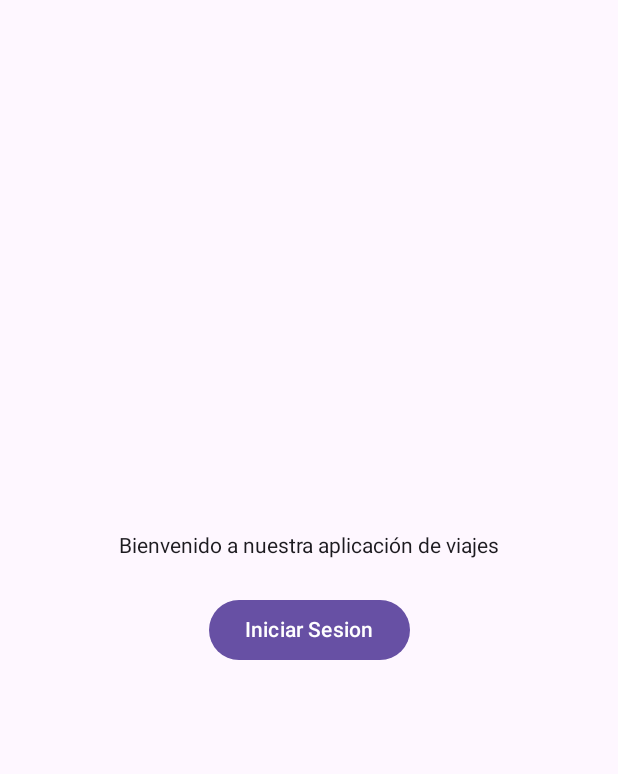
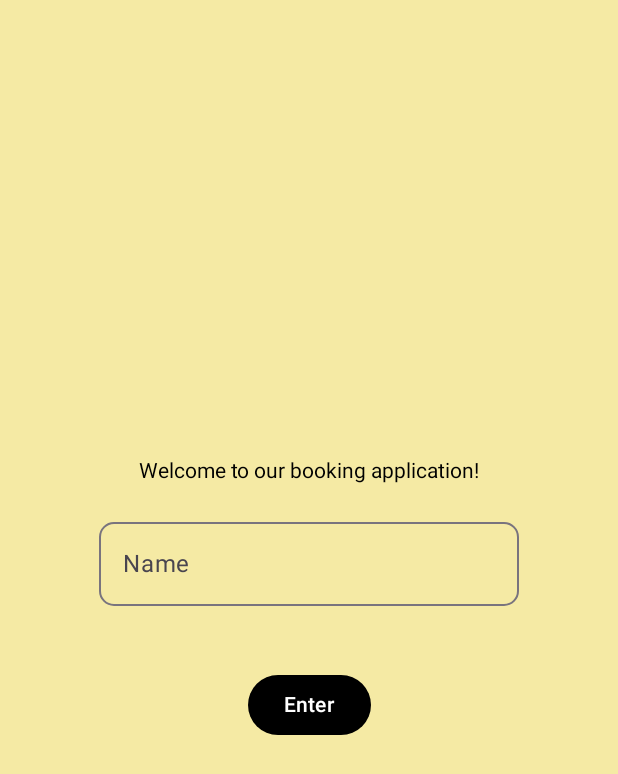
Before and after one commit to Igorvisan/PMGM_Entrega2_BartolomeGorka_ViyuelaIgor, an Android app built with Jetpack Compose: the @Preview function myAppPreviewr, on a phone screen of 412 x 824 dp. Shown: the top 774 px of the screen. Run offline under Robolectric (Android 15) with nearby library versions, the phone set to English and light mode, and no system bars.

Commit message:
pantalla de inicio creada

```diff
--- a/BidaiAplikazioa/app/src/main/java/com/example/bidaiaplikazioa/MainActivity.kt
+++ b/BidaiAplikazioa/app/src/main/java/com/example/bidaiaplikazioa/MainActivity.kt
@@ -4,14 +4,22 @@ import android.os.Bundle
 import androidx.activity.ComponentActivity
 import androidx.activity.compose.setContent
 import androidx.activity.enableEdgeToEdge
+import androidx.annotation.IntegerRes
+import androidx.compose.foundation.background
 import androidx.compose.foundation.layout.Arrangement
 import androidx.compose.foundation.layout.Column
 import androidx.compose.foundation.layout.fillMaxSize
 import androidx.compose.foundation.layout.padding
+import androidx.compose.foundation.shape.RoundedCornerShape
 import androidx.compose.material3.Button
+import androidx.compose.material3.ButtonDefaults
+import androidx.compose.material3.OutlinedCard
+import androidx.compose.material3.OutlinedTextField
 import androidx.compose.material3.Scaffold
 import androidx.compose.material3.Surface
 import androidx.compose.material3.Text
+import androidx.compose.material3.TextField
+import androidx.compose.material3.TextFieldDefaults
 import androidx.compose.runtime.Composable
 import androidx.compose.runtime.getValue
 import androidx.compose.runtime.mutableStateOf
@@ -19,9 +27,13 @@ import androidx.compose.runtime.remember
 import androidx.compose.runtime.setValue
 import androidx.compose.ui.Alignment
 import androidx.compose.ui.Modifier
+import androidx.compose.ui.graphics.Color
+import androidx.compose.ui.res.colorResource
 import androidx.compose.ui.tooling.preview.Preview
 import androidx.compose.ui.unit.dp
+import com.example.bidaiaplikazioa.R.color.black
 import com.example.bidaiaplikazioa.ui.theme.BidaiAplikazioaTheme
+
 
 
 class MainActivity : ComponentActivity() {
@@ -30,6 +42,7 @@ class MainActivity : ComponentActivity() {
         enableEdgeToEdge()
         setContent {
             BidaiAplikazioaTheme {
+                myAppPreviewr()
                 }
             }
         }
@@ -38,41 +51,46 @@ class MainActivity : ComponentActivity() {
 @Composable
 fun pantallaIniciarSesion(modifier: Modifier = Modifier){
     var mostrarAlPrincipio by remember { mutableStateOf(true) }
-    Surface(modifier){
+    var text by remember { mutableStateOf("") }
+    Surface(
+        modifier,
+        color = colorResource(id = R.color.cream)
+    ){
         Column (
             modifier.fillMaxSize(),
             verticalArrangement = Arrangement.Center,
             horizontalAlignment = Alignment.CenterHorizontally,
         ){
-            Text("Bienvenido a nuestra aplicación de viajes")
+            Text(
+                "Welcome to our booking application!"
+            )
+            OutlinedTextField(
+                value = text,
+                onValueChange = {text = it}, //onValueChange = { text = it }: Cada vez que el usuario escriba algo,
+                // el contenido del campo de texto cambiará y actualizará el valor de text
+                label = { Text("Name") },
+                placeholder = {Text("Enter Name")},
+                shape = RoundedCornerShape(10.dp),
+                modifier = Modifier.padding(vertical = 18.dp),
+            )
             Button(
                 onClick = {mostrarAlPrincipio = false},
-                modifier.padding(vertical = 24.dp)
+                modifier.padding(vertical = 24.dp),
+                colors = ButtonDefaults.buttonColors(colorResource(id = R.color.black)),
             ) {
-                Text("Iniciar Sesion")
+                Text("Enter")
             }
         }
     }
 }
 
+@Composable
+fun paginaPrincipal(modifier: Modifier = Modifier){
 
-@Composable
-fun Greeting(name: String, modifier: Modifier = Modifier) {
-    Text(
-        text = "Hello $name!",
-        modifier = modifier
-    )
 }
 
+
 @Preview(showBackground = true)
-@Composable
-fun GreetingPreview() {
-    BidaiAplikazioaTheme {
-        Greeting("Android")
-    }
-}
-
-@Preview
 @Composable
 fun myAppPreviewr(){
     pantallaIniciarSesion()
--- a/BidaiAplikazioa/app/src/main/res/values/colors.xml
+++ b/BidaiAplikazioa/app/src/main/res/values/colors.xml
@@ -7,4 +7,5 @@
     <color name="teal_700">#FF018786</color>
     <color name="black">#FF000000</color>
     <color name="white">#FFFFFFFF</color>
+    <color name="cream">#f5eaa4</color>
 </resources>
```
